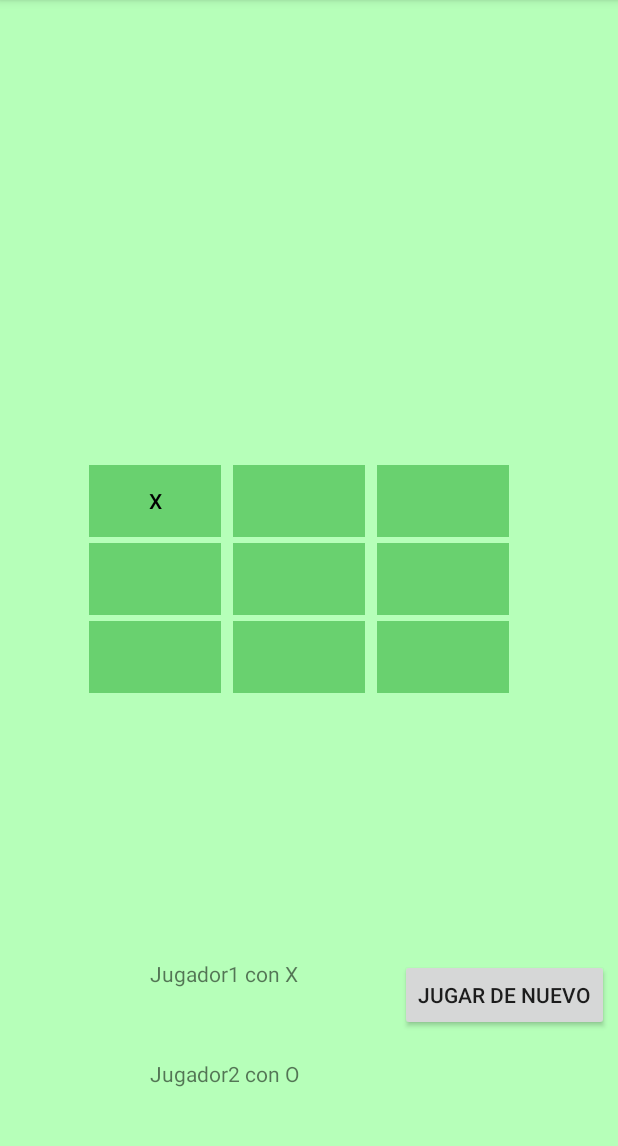
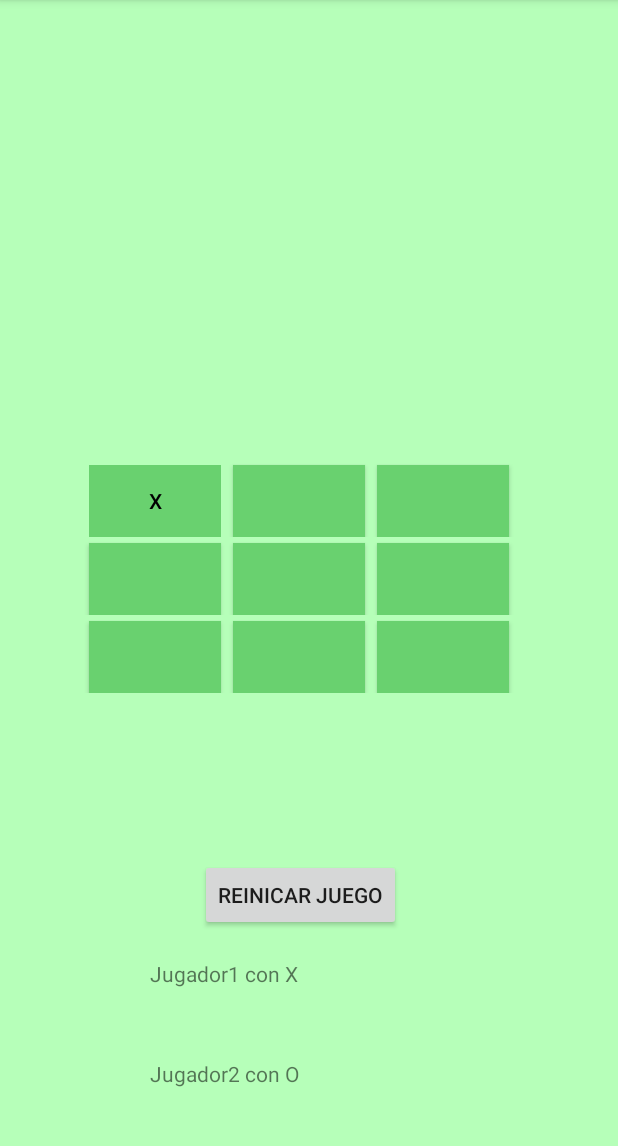
Before and after one commit to Cristhian-Sierra/Juegos_Prog_Comp, an Android app: the Triqui screen opened directly, with no data from a screen before it, after a tap on an icon or button, on a phone screen of 412 x 824 dp, the part 84-1230 px from its top. Run offline under Robolectric (Android 15) with nearby library versions, the phone set to English and light mode, and no system bars.

Commit message:
Funcion de triqui completa
Aun faltan acumuladores

```diff
--- a/app/src/main/java/com/example/juegos/Triqui.java
+++ b/app/src/main/java/com/example/juegos/Triqui.java
@@ -18,14 +18,32 @@ public class Triqui extends AppCompatActivity implements View.OnClickListener {
     String nombre2;
     TextView txtN1;
     TextView txtN2;
-    Button btn0,btn1,btn2,btn3,btn4,btn5,btn6,btn7,btn8,btnR;
-
+    Button btn0;
+    Button btn1;
+    Button btn2;
+    Button btn3;
+    Button btn4;
+    Button btn5;
+    Button btn6;
+    Button btn7;
+    Button btn8;
+    Button btnR;
     @Override
     protected void onCreate(Bundle savedInstanceState) {
         super.onCreate(savedInstanceState);
         setContentView(R.layout.activity_triqui);
+        txtN1 = (TextView) findViewById(R.id.txtJugador1);
+        txtN2 = (TextView) findViewById(R.id.txtJugador2);
+        Bundle bundle= getIntent().getExtras();
+        if(bundle!=null) {
+            nombre1 = bundle.getString("name1");
+            //String aux = nombre1;
+            txtN1.setText("Jugador " + nombre1 + " te toca jugar con X");
+            nombre2 = bundle.getString("name2");
+            //String aux2 = nombre2;
+            txtN2.setText("Jugador " + nombre2 + " te toca jugar con O");
 
-        txtN2 = (TextView) findViewById(R.id.txtJugador2);
+        }
 
         btn0 = (Button) findViewById(R.id.btn0);
         btn1 = (Button) findViewById(R.id.btn1);
@@ -38,33 +56,7 @@ public class Triqui extends AppCompatActivity implements View.OnClickListener {
         btn8 = (Button) findViewById(R.id.btn8);
         btnR = (Button) findViewById(R.id.btnReiniciar);
 
-
-        Bundle bundle= getIntent().getExtras();
-        if(bundle!=null) {
-            nombre1 = bundle.getString("name1");
-            String aux = nombre1;
-            txtN1 = (TextView) findViewById(R.id.txtJugador1);
-            txtN1.setText("Jugador " + aux + " te toca jugar con X");
-
-            nombre2 = bundle.getString("name2");
-            String aux2 = nombre2;
-            txtN2 = (TextView) findViewById(R.id.txtJugador2);
-            txtN2.setText("Jugador " + aux + " te toca jugar con O");
-
-        }
-
-
-
-        /*String textopasado = nombre1;
-        TextView out =(TextView)findViewById(R.id.txtJugador1);
-        out.setText(" "+textopasado+" Juega como X ");
-
-        nombre2=bundle.getString("name2");
-        String textopasado2 = nombre2;
-        TextView out2 =(TextView)findViewById(R.id.txtJugador2);
-        out.setText(" "+textopasado2+" Juega como O ");*/
-
-            //Metidi para dar eventos a cada boton
+        //Metidos para dar eventos a cada boton
         btn0.setOnClickListener(this);
         btn1.setOnClickListener(this);
         btn2.setOnClickListener( this);
@@ -76,7 +68,6 @@ public class Triqui extends AppCompatActivity implements View.OnClickListener {
         btn8.setOnClickListener( this);
         btnR.setOnClickListener( this);
 
-
     }
 
     @Override
@@ -85,19 +76,19 @@ public class Triqui extends AppCompatActivity implements View.OnClickListener {
         turno=cont%2; //Sacamos el modulo, depensiendo si es par(2j) o impar(1j)
         char x='X';
         char o='O';
-        String color="Grax";
-        if(turno==1){
+        String color="";
+        if(turno==1){//Jugador 1 con X
             color="#000000";
             ImprimirX_O(x,v,color,nombre1);
         }
-        else{
-            color="#000000";
+        else{//Jugador 2 con O
+            color="#FF0000";
             ImprimirX_O(o,v,color,nombre2);
         }
+
     }
 
-    public void ImprimirX_O( char letra,View v,String color, String nom){
-
+    public void ImprimirX_O(char letra,View v,String color, String nom){
 
         if(v.getId()==R.id.btnReiniciar){
             i=0;
@@ -129,51 +120,51 @@ public class Triqui extends AppCompatActivity implements View.OnClickListener {
             btn8.setEnabled(true);
             btn8.setText("");
         }
-         else if(v.getId()==R.id.btn0){
+        else if(v.getId()==R.id.btn0){
             btn0.setTextColor(Color.parseColor(color));
-            btn0.setText(letra+"");
+            btn0.setText(""+letra);
             btn0.setEnabled(false);
         }
 
-        else if(v.getId()==R.id.btn1){
+        else  if(v.getId()==R.id.btn1){
             btn1.setTextColor(Color.parseColor(color));
-            btn1.setText(letra+"");
+            btn1.setText(""+letra);
             btn1.setEnabled(false);
         }
 
-         else if(v.getId()==R.id.btn2){
+        else  if(v.getId()==R.id.btn2){
              btn2.setTextColor(Color.parseColor(color));
-             btn2.setText(letra+"");
+             btn2.setText(""+letra);
              btn2.setEnabled(false);
          }
-         else if(v.getId()==R.id.btn3){
+        else  if(v.getId()==R.id.btn3){
              btn3.setTextColor(Color.parseColor(color));
-             btn3.setText(letra+"");
+             btn3.setText(""+letra);
              btn3.setEnabled(false);
          }
-         else if(v.getId()==R.id.btn4){
+        else if(v.getId()==R.id.btn4){
              btn4.setTextColor(Color.parseColor(color));
-             btn4.setText(letra+"");
+             btn4.setText(""+letra);
              btn4.setEnabled(false);
          }
-         else if(v.getId()==R.id.btn5){
+        else  if(v.getId()==R.id.btn5){
              btn5.setTextColor(Color.parseColor(color));
-             btn5.setText(letra+"");
+             btn5.setText(""+letra);
              btn5.setEnabled(false);
          }
-         else if(v.getId()==R.id.btn6){
+        else  if(v.getId()==R.id.btn6){
              btn6.setTextColor(Color.parseColor(color));
-             btn6.setText(letra+"");
+             btn6.setText(""+letra);
              btn6.setEnabled(false);
          }
-         else if(v.getId()==R.id.btn7){
+        else  if(v.getId()==R.id.btn7){
              btn7.setTextColor(Color.parseColor(color));
-             btn7.setText(letra+"");
+             btn7.setText(""+letra);
              btn7.setEnabled(false);
          }
-         else if(v.getId()==R.id.btn8){
+        else  if(v.getId()==R.id.btn8){
              btn8.setTextColor(Color.parseColor(color));
-             btn8.setText(letra+"");
+             btn8.setText(""+letra);
              btn8.setEnabled(false);
          }
          Ganador(letra,nom);
@@ -182,7 +173,7 @@ public class Triqui extends AppCompatActivity implements View.OnClickListener {
     public void Ganador(char letra, String nomb){
 
         String ganador="El ganador(a) es: ";
-//Posibilidad de ganar 1
+        //Posibilidad de ganar 1
         if((btn0.getText().toString().equals(letra+""))&& (btn1.getText().toString().equals(letra+"") &&(btn2.getText().toString().equals(letra+""))))
         {
         AlertDialog.Builder alerta= new AlertDialog.Builder(Triqui.this);//Mensaje en cuadro de texto en alerta
@@ -435,18 +426,29 @@ public class Triqui extends AppCompatActivity implements View.OnClickListener {
                         }
                     });
             AlertDialog titulo= alerta.create();
-            titulo.setTitle("Salida");
+            titulo.setTitle("Felicidades");
             titulo.show();
-        }
-        btn1.setEnabled(false);
-        btn2.setEnabled(false);
-        btn3.setEnabled(false);
-        btn4.setEnabled(false);
-        btn5.setEnabled(false);
-        btn6.setEnabled(false);
-        btn7.setEnabled(false);
-        btn8.setEnabled(false);
-        btn0.setEnabled(false);
+
+            btn0.setEnabled(false);
+
+            btn1.setEnabled(false);
+
+            btn2.setEnabled(false);
+
+            btn3.setEnabled(false);
+
+            btn4.setEnabled(false);
+
+            btn5.setEnabled(false);
+
+            btn6.setEnabled(false);
+
+            btn7.setEnabled(false);
+
+            btn8.setEnabled(false);
+
+    }
+
 
     }
 }
--- a/app/src/main/res/layout/activity_triqui.xml
+++ b/app/src/main/res/layout/activity_triqui.xml
@@ -9,6 +9,24 @@
     android:gravity="center_vertical"
     >
 
+
+    <TextView
+        android:id="@+id/txtJugador1"
+        android:layout_width="wrap_content"
+        android:layout_height="wrap_content"
+        android:layout_weight="1"
+        android:text="Jugador1 con X"
+        android:translationX="150px"
+        android:translationY="500px" />
+
+    <TextView
+        android:id="@+id/txtJugador2"
+        android:layout_width="wrap_content"
+        android:layout_height="wrap_content"
+        android:layout_weight="1"
+        android:text="Jugador2 con O"
+        android:translationX="150px"
+        android:translationY="600px" />
     <LinearLayout
         android:id="@+id/fila_1"
         android:layout_width="match_parent"
@@ -26,10 +44,12 @@
             android:layout_marginStart="4dp"
             android:layout_marginTop="4dp"
             android:layout_marginEnd="4dp"
-            android:width="4dp"
+
             android:background="#69D16F"
-            android:text=" "
-            >
+
+
+            android:onClick="onClick"
+            android:text=" ">
 
         </Button>
 
@@ -40,8 +60,10 @@
             android:layout_marginStart="4dp"
             android:layout_marginTop="4dp"
             android:layout_marginEnd="4dp"
-            android:width="4dp"
+
             android:background="#69D16F"
+
+            android:onClick="onClick"
             android:text=" ">
 
         </Button>
@@ -53,8 +75,10 @@
             android:layout_marginStart="4dp"
             android:layout_marginTop="4dp"
             android:layout_marginEnd="4dp"
-            android:width="4dp"
+
             android:background="#69D16F"
+
+            android:onClick="onClick"
             android:text=" ">
 
         </Button>
@@ -78,8 +102,10 @@
             android:layout_marginStart="4dp"
             android:layout_marginTop="4dp"
             android:layout_marginEnd="4dp"
-            android:width="4dp"
+
             android:background="#69D16F"
+
+            android:onClick="onClick"
             android:text=" ">
 
         </Button>
@@ -91,8 +117,10 @@
             android:layout_marginStart="4dp"
             android:layout_marginTop="4dp"
             android:layout_marginEnd="4dp"
-            android:width="4dp"
+
             android:background="#69D16F"
+
+            android:onClick="onClick"
             android:text=" ">
 
         </Button>
@@ -104,8 +132,10 @@
             android:layout_marginStart="4dp"
             android:layout_marginTop="4dp"
             android:layout_marginEnd="4dp"
-            android:width="4dp"
+
             android:background="#69D16F"
+
+            android:onClick="onClick"
             android:text=" ">
 
         </Button>
@@ -133,6 +163,7 @@
 
             android:background="#69D16F"
 
+            android:onClick="onClick"
             android:text="  ">
 
         </Button>
@@ -144,8 +175,10 @@
             android:layout_marginStart="4dp"
             android:layout_marginTop="4dp"
             android:layout_marginEnd="4dp"
-            android:width="4dp"
+
             android:background="#69D16F"
+
+            android:onClick="onClick"
             android:text=" ">
 
         </Button>
@@ -157,39 +190,23 @@
             android:layout_marginStart="4dp"
             android:layout_marginTop="4dp"
             android:layout_marginEnd="4dp"
+
             android:background="#69D16F"
-            android:width="4dp"
+
+            android:onClick="onClick"
             android:text=" ">
 
         </Button>
 
     </LinearLayout>
 
-    <TextView
-        android:id="@+id/txtJugador1"
-        android:layout_width="wrap_content"
-        android:layout_height="wrap_content"
-        android:layout_weight="1"
-        android:text="Jugador1 con X"
-        android:translationX="150px"
-        android:translationY="500px" />
-
-    <TextView
-        android:id="@+id/txtJugador2"
-        android:layout_width="wrap_content"
-        android:layout_height="wrap_content"
-        android:layout_weight="1"
-        android:text="Jugador2 con O"
-        android:translationX="150px"
-        android:translationY="600px" />
-
     <Button
         android:id="@+id/btnReiniciar"
         android:layout_width="wrap_content"
         android:layout_height="wrap_content"
-        android:text="Jugar de nuevo"
-        android:translationX="400px"
-        android:translationY="500px" />
+        android:text="Reinicar juego"
+        android:translationX="200px"
+        android:translationY="400px" />
 
 
 </RelativeLayout>
```
Also changed, not shown: app/src/main/java/com/example/juegos/MainActivity.java (+1 -9 lines), app/src/main/java/com/example/juegos/Opciones.java (+18 -2 lines), app/src/main/res/layout/activity_opciones.xml (+25 -0 lines).
